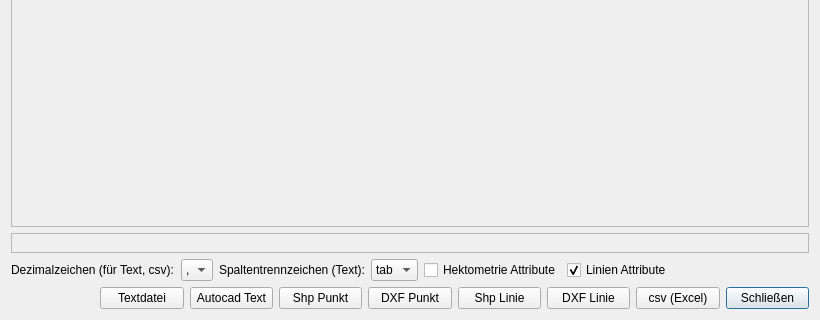
BergWerkGIS/VoGIS-Profil-Tool, file VoGisProfilTool/ui/ui_vogisprofiltoolplot.ui: the form before one commit; both pictures show x 0 to 820 and y 144 to 464 of the 820 by 464 pixel window.
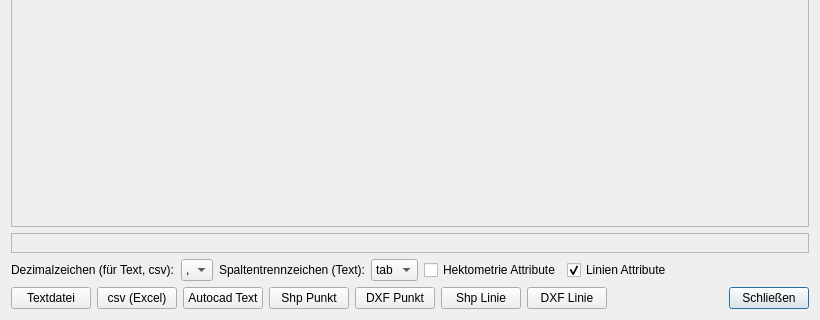
The form after the commit.

The edit to the form file:
```diff
--- a/VoGisProfilTool/ui/ui_vogisprofiltoolplot.ui
+++ b/VoGisProfilTool/ui/ui_vogisprofiltoolplot.ui
@@ -47,13 +47,6 @@
        </property>
       </widget>
      </item>
-     <item row="3" column="7">
-      <widget class="QPushButton" name="IDC_bExcel">
-       <property name="text">
-        <string>csv (Excel)</string>
-       </property>
-      </widget>
-     </item>
      <item row="3" column="5">
       <widget class="QPushButton" name="IDC_bShpLine">
        <property name="text">
@@ -68,13 +61,6 @@
        </property>
       </widget>
      </item>
-     <item row="3" column="1">
-      <widget class="QPushButton" name="IDC_bText">
-       <property name="text">
-        <string>Textdatei</string>
-       </property>
-      </widget>
-     </item>
      <item row="2" column="0" colspan="9">
       <layout class="QHBoxLayout" name="horizontalLayout">
        <item>
@@ -198,6 +184,33 @@
        <layout class="QVBoxLayout" name="verticalLayout_3"/>
       </widget>
      </item>
+     <item row="3" column="0">
+      <widget class="QPushButton" name="IDC_bText">
+       <property name="text">
+        <string>Textdatei</string>
+       </property>
+      </widget>
+     </item>
+     <item row="3" column="1">
+      <widget class="QPushButton" name="IDC_bExcel">
+       <property name="text">
+        <string>csv (Excel)</string>
+       </property>
+      </widget>
+     </item>
+     <item row="3" column="7">
+      <spacer name="horizontalSpacer_2">
+       <property name="orientation">
+        <enum>Qt::Horizontal</enum>
+       </property>
+       <property name="sizeHint" stdset="0">
+        <size>
+         <width>40</width>
+         <height>20</height>
+        </size>
+       </property>
+      </spacer>
+     </item>
     </layout>
    </item>
   </layout>
```
